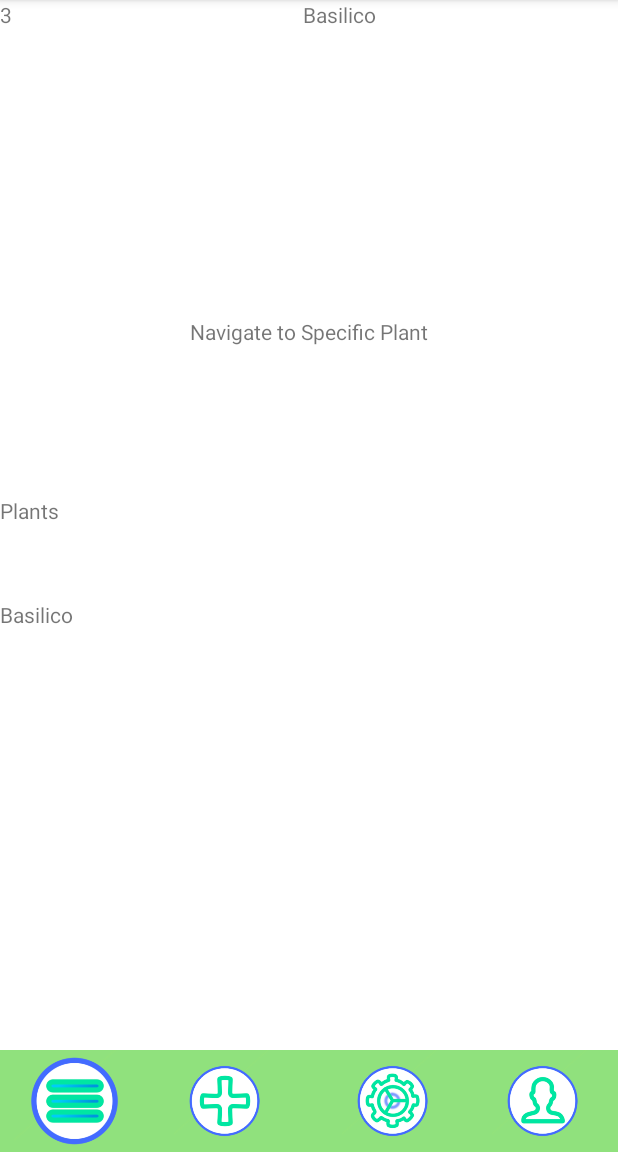
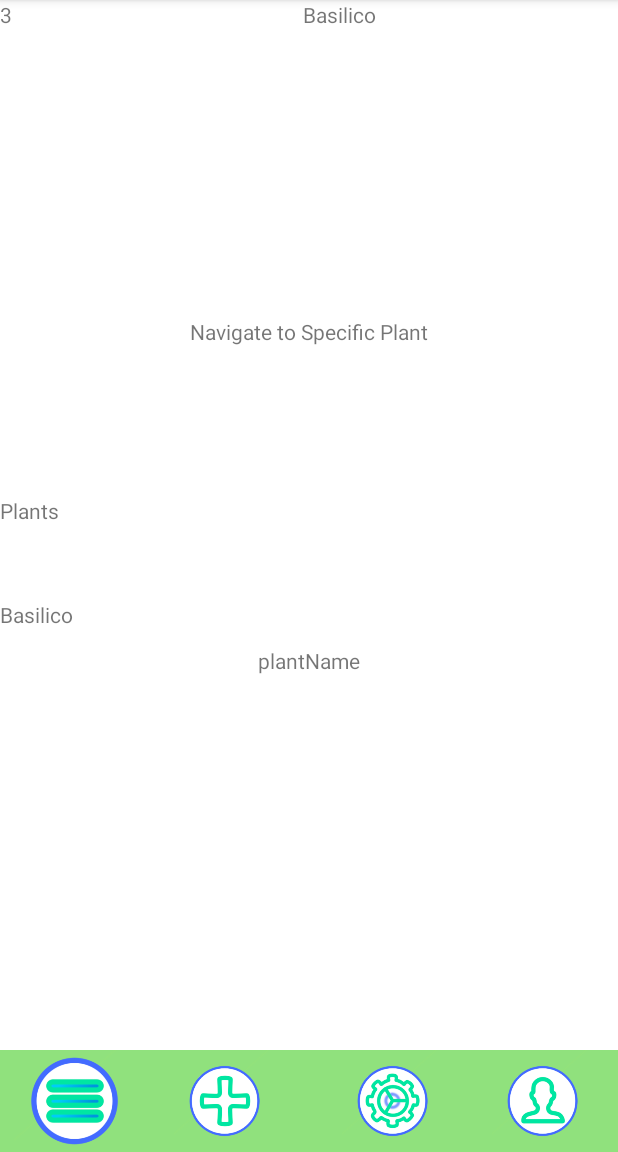
Before and after one commit to federicotassino/DID_SmartWater, an Android app: the screen it shows after launch (MainActivity), on a phone screen of 412 x 824 dp, the part 84-1236 px from its top. Run offline under Robolectric (Android 15) with nearby library versions, the phone set to English and light mode, and no system bars; our stand-ins replace Firebase (no records; nobody signed in at launch, a user with empty details on screens opened directly).

Commit message:
Inizio implementazione viewModel

```diff
--- a/app/build.gradle
+++ b/app/build.gradle
@@ -62,4 +62,7 @@ dependencies {
 
     //donut library
     implementation("app.futured.donut:donut:2.2.2")
+
+    //FirebaseProfileService
+    implementation 'org.jetbrains.kotlinx:kotlinx-coroutines-play-services:1.4.1'
 }
--- a/app/src/main/java/it/polito/did/did_smartwater/SpecificPlant.kt
+++ b/app/src/main/java/it/polito/did/did_smartwater/SpecificPlant.kt
@@ -112,7 +112,7 @@ class SpecificPlant : Fragment() {
 
         buttonWater.setOnClickListener(){
             //scrivere l'avviso di irrigare sul DB
-            db.child("ToWater").setValue(true)  //settarlo a false da ESP dopo aver irrigato
+            db.child("ToWater").setValue(1)  //settarlo a false da ESP dopo aver irrigato
             Snackbar
             .make(buttonWater, "Watering your plant...", Snackbar.LENGTH_LONG)
             .setBackgroundTint(0xff00BB2D.toInt())
--- a/app/src/main/java/it/polito/did/did_smartwater/ui/main/Plants.kt
+++ b/app/src/main/java/it/polito/did/did_smartwater/ui/main/Plants.kt
@@ -11,6 +11,7 @@ import android.widget.ImageView
 import android.widget.TextView
 import androidx.fragment.app.FragmentManager
 import androidx.fragment.app.activityViewModels
+import androidx.lifecycle.Observer
 import androidx.navigation.fragment.NavHostFragment
 import androidx.navigation.fragment.NavHostFragment.Companion.findNavController
 import androidx.navigation.fragment.findNavController
@@ -18,6 +19,7 @@ import androidx.recyclerview.widget.RecyclerView
 import it.polito.did.did_smartwater.R
 import it.polito.did.did_smartwater.adapter.ItemAdapter
 import it.polito.did.did_smartwater.data.DataSource
+import it.polito.did.did_smartwater.model.Plant
 
 class Plants : Fragment(R.layout.plants) {
 
@@ -51,9 +53,17 @@ class Plants : Fragment(R.layout.plants) {
 
         val plantList = view.findViewById<TextView>(R.id.plantList)
         val plantListSize = view.findViewById<TextView>(R.id.textViewListSize)
+        val testPlantName = view.findViewById<TextView>(R.id.testPlantName)
         val myDataSet = DataSource().loadPlants()
         val recyclerView = view.findViewById<RecyclerView>(R.id.recyclerView)
         val buttonNavigateToSpecificPlants = view.findViewById<TextView>(R.id.TospecificPlants)
+
+        //viewModel + Firebase
+        //viewModel.currentPlant.observe(viewLifecycleOwner, Observer {  })
+        val plantObserver = Observer<Plant> {
+            newName -> testPlantName.text = newName.name
+        }
+        //viewModel.currentPlant.observe(viewLifecycleOwner, plantObserver)  Qua si rompe!!
 
         //recyclerView.addOnItemTouchListener(new RecyclerItemClickListener)
 
--- a/app/src/main/res/layout/plants.xml
+++ b/app/src/main/res/layout/plants.xml
@@ -19,6 +19,16 @@
             android:text="Basilico"
             app:layout_constraintStart_toStartOf="parent"
             app:layout_constraintTop_toBottomOf="@+id/message" />
+
+        <TextView
+            android:id="@+id/testPlantName"
+            android:layout_width="wrap_content"
+            android:layout_height="wrap_content"
+            android:layout_marginTop="200dp"
+            android:text="plantName"
+            app:layout_constraintEnd_toEndOf="parent"
+            app:layout_constraintStart_toStartOf="parent"
+            app:layout_constraintTop_toBottomOf="@+id/TospecificPlants" />
 
         <TextView
             android:id="@+id/textViewListSize"
```
Also changed, not shown: app/src/main/java/it/polito/did/did_smartwater/model/Plant.kt (+14 -0 lines), app/src/main/java/it/polito/did/did_smartwater/ui/main/FirebaseProfileService.kt (added, +16 -0 lines), app/src/main/java/it/polito/did/did_smartwater/ui/main/MainViewModel.kt (+13 -1 lines).
